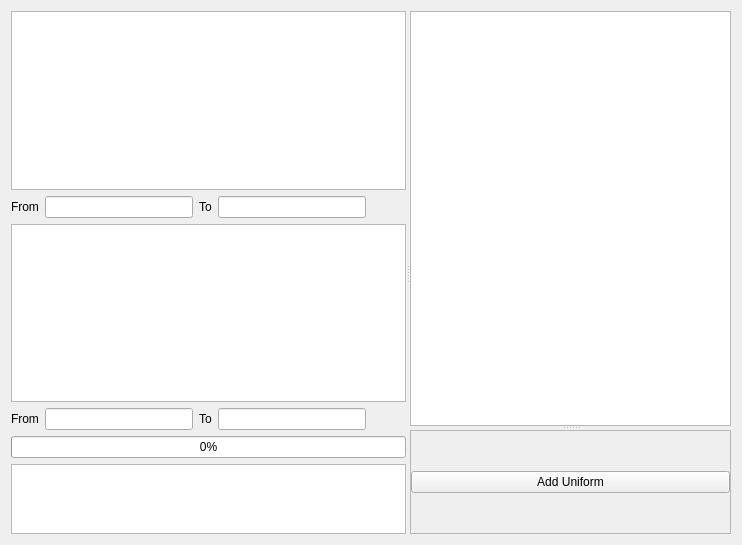
Above: SFXPage.ui from LeStahL/toy210 before the change. Below: the same form after it.
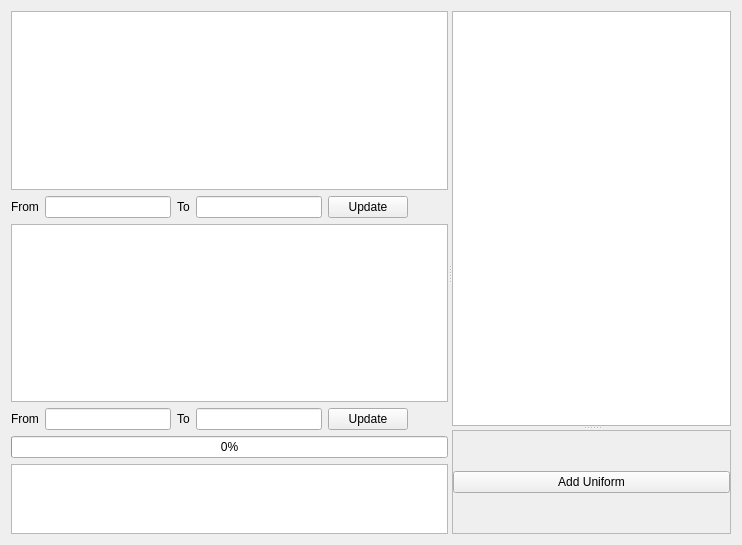
That is the form after the change. Custom widgets are drawn as their Qt base class.

Commit message: added compile time indicator to toolbar

```diff
--- a/SFXPage.ui
+++ b/SFXPage.ui
@@ -67,6 +67,13 @@
            </property>
           </widget>
          </item>
+         <item>
+          <widget class="QPushButton" name="pushButton_2">
+           <property name="text">
+            <string>Update</string>
+           </property>
+          </widget>
+         </item>
          <item>
           <spacer name="horizontalSpacer">
            <property name="orientation">
@@ -128,6 +135,13 @@
            </property>
           </widget>
          </item>
+         <item>
+          <widget class="QPushButton" name="pushButton_3">
+           <property name="text">
+            <string>Update</string>
+           </property>
+          </widget>
+         </item>
          <item>
           <spacer name="horizontalSpacer_2">
            <property name="orientation">
@@ -190,7 +204,7 @@
           <x>0</x>
           <y>0</y>
           <width>292</width>
-          <height>265</height>
+          <height>113</height>
          </rect>
         </property>
         <layout class="QVBoxLayout" name="verticalLayout_4">
```
The commit also changes 4 other files.
